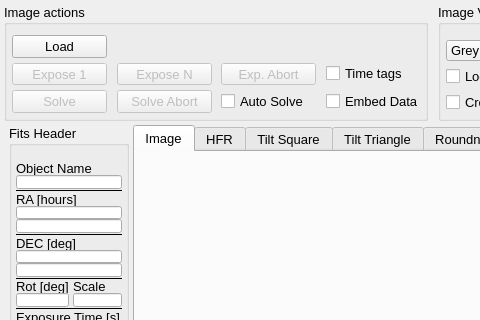
Qt form mw4/gui/widgets/image.ui (mworion/MountWizzard4) before a commit; both pictures show x 0 to 480 and y 0 to 320 of the 800 by 600 pixel window.
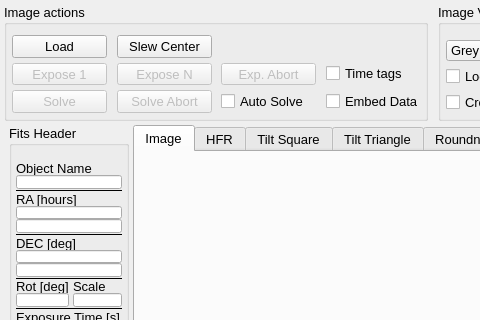
The same form after that commit. Custom widgets are drawn as their Qt base class.

Commit message: adding pushbutton slew center again

What changed in the file:
```diff
--- a/mw4/gui/widgets/image.ui
+++ b/mw4/gui/widgets/image.ui
@@ -232,6 +232,22 @@
           </property>
          </widget>
         </item>
+        <item row="0" column="1">
+         <widget class="QPushButton" name="slewCenter">
+          <property name="enabled">
+           <bool>true</bool>
+          </property>
+          <property name="minimumSize">
+           <size>
+            <width>95</width>
+            <height>21</height>
+           </size>
+          </property>
+          <property name="text">
+           <string>Slew Center</string>
+          </property>
+         </widget>
+        </item>
        </layout>
       </widget>
      </item>
```
The commit also changes 3 other files.
